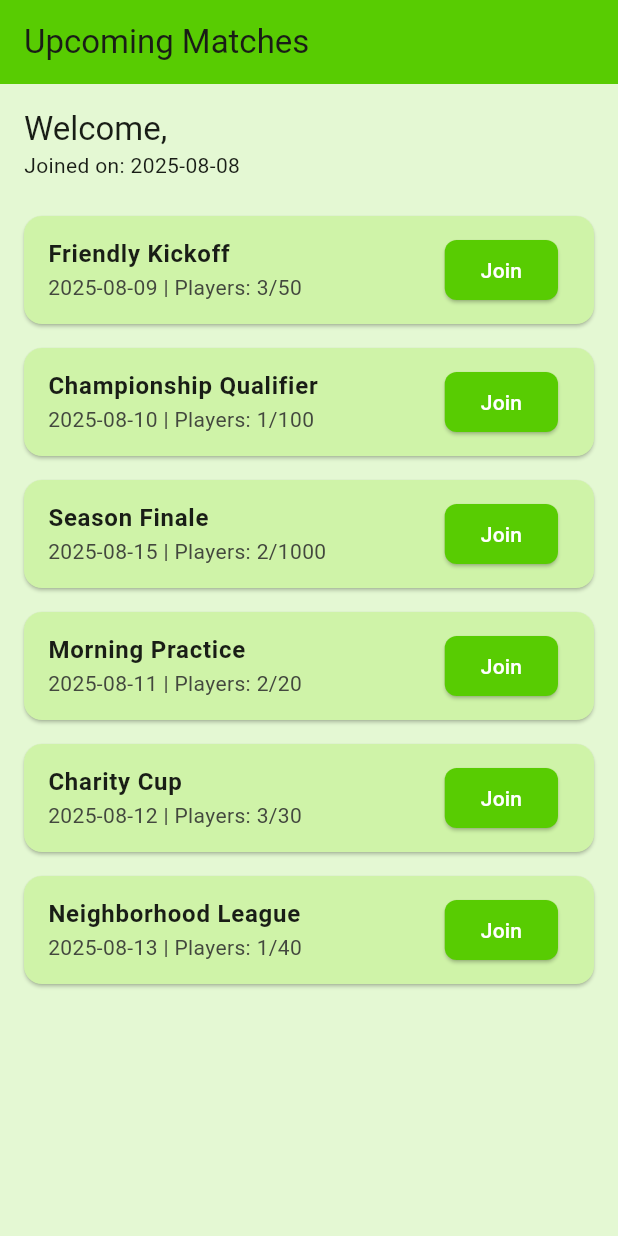
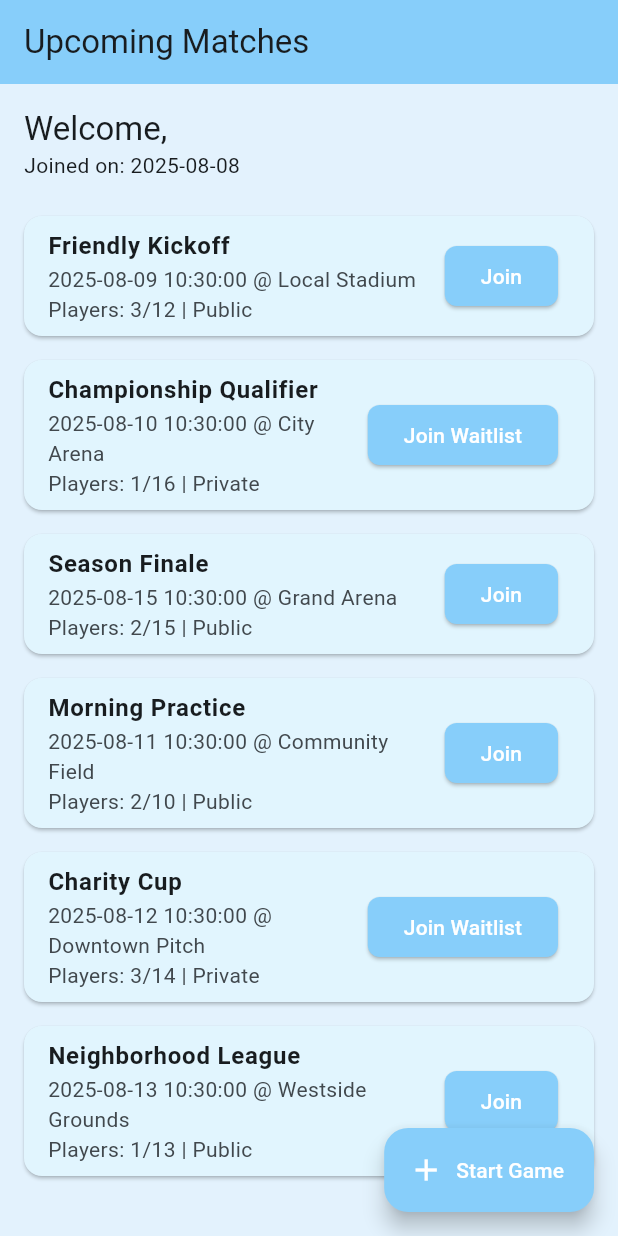
Before and after one commit to Pratikeshsingh/Football_is_life, a Flutter app: the screen it shows after launch, after a tap on "Login", on a phone screen of 412 x 824 dp. Run offline on Flutter 3.47's test engine with Material 3 defaults, Android fonts, the phone set to English and light mode, and no system bars.

Commit message:
feat: add game creation and privacy options

```diff
--- a/lib/main.dart
+++ b/lib/main.dart
@@ -16,8 +16,8 @@ class MyApp extends StatelessWidget {
       title: 'Football is Life',
       theme: ThemeData(
         colorScheme:
-            ColorScheme.fromSeed(seedColor: const Color(0xFF58CC02)),
-        scaffoldBackgroundColor: const Color(0xFFE4F8D3),
+            ColorScheme.fromSeed(seedColor: const Color(0xFF87CEFA)),
+        scaffoldBackgroundColor: const Color(0xFFE3F2FD),
       ),
       home: const LoginScreen(),
     );
--- a/lib/models/match.dart
+++ b/lib/models/match.dart
@@ -3,7 +3,9 @@ class Match {
   final String title;
   final DateTime date;
   final String location;
+  final int minPlayers;
   final int capacity;
+  final bool isPrivate;
   final List<String> attendees;
 
   Match({
@@ -11,7 +13,9 @@ class Match {
     required this.title,
     required this.date,
     required this.location,
+    required this.minPlayers,
     required this.capacity,
+    required this.isPrivate,
     required this.attendees,
   });
 
--- a/lib/screens/login_screen.dart
+++ b/lib/screens/login_screen.dart
@@ -39,6 +39,7 @@ class _LoginScreenState extends State<LoginScreen> {
   Widget build(BuildContext context) {
     return Scaffold(
       appBar: AppBar(
+        backgroundColor: const Color(0xFF87CEFA),
         title: const Text('Login'),
       ),
       body: Padding(
--- a/lib/screens/upcoming_matches_screen.dart
+++ b/lib/screens/upcoming_matches_screen.dart
@@ -14,7 +14,9 @@ class UpcomingMatchesScreen extends StatefulWidget {
       title: 'Friendly Kickoff',
       date: DateTime.now().add(const Duration(days: 1)),
       location: 'Local Stadium',
-      capacity: 50,
+      minPlayers: 8,
+      capacity: 12,
+      isPrivate: false,
       attendees: ['Sam', 'Kim', 'Alex'],
     ),
     Match(
@@ -22,7 +24,9 @@ class UpcomingMatchesScreen extends StatefulWidget {
       title: 'Championship Qualifier',
       date: DateTime.now().add(const Duration(days: 2)),
       location: 'City Arena',
-      capacity: 100,
+      minPlayers: 8,
+      capacity: 16,
+      isPrivate: true,
       attendees: ['Jordan'],
     ),
     Match(
@@ -30,7 +34,9 @@ class UpcomingMatchesScreen extends StatefulWidget {
       title: 'Season Finale',
       date: DateTime.now().add(const Duration(days: 7)),
       location: 'Grand Arena',
-      capacity: 1000,
+      minPlayers: 10,
+      capacity: 15,
+      isPrivate: false,
       attendees: ['Dana', 'Lee'],
     ),
     Match(
@@ -38,7 +44,9 @@ class UpcomingMatchesScreen extends StatefulWidget {
       title: 'Morning Practice',
       date: DateTime.now().add(const Duration(days: 3)),
       location: 'Community Field',
-      capacity: 20,
+      minPlayers: 6,
+      capacity: 10,
+      isPrivate: false,
       attendees: ['Morgan', 'Jess'],
     ),
     Match(
@@ -46,7 +54,9 @@ class UpcomingMatchesScreen extends StatefulWidget {
       title: 'Charity Cup',
       date: DateTime.now().add(const Duration(days: 4)),
       location: 'Downtown Pitch',
-      capacity: 30,
+      minPlayers: 8,
+      capacity: 14,
+      isPrivate: true,
       attendees: ['Luis', 'Tim', 'Hana'],
     ),
     Match(
@@ -54,7 +64,9 @@ class UpcomingMatchesScreen extends StatefulWidget {
       title: 'Neighborhood League',
       date: DateTime.now().add(const Duration(days: 5)),
       location: 'Westside Grounds',
-      capacity: 40,
+      minPlayers: 8,
+      capacity: 13,
+      isPrivate: false,
       attendees: ['Ariel'],
     ),
   ];
@@ -72,6 +84,101 @@ class _UpcomingMatchesScreenState extends State<UpcomingMatchesScreen> {
     });
   }
 
+  void _showCreateMatchDialog() {
+    final titleController = TextEditingController();
+    final dateController = TextEditingController();
+    final locationController = TextEditingController();
+    final minController = TextEditingController();
+    final maxController = TextEditingController();
+    bool isPrivate = false;
+
+    showDialog(
+      context: context,
+      builder: (context) {
+        return StatefulBuilder(builder: (context, setStateDialog) {
+          return AlertDialog(
+            title: const Text('Start a Game'),
+            content: SingleChildScrollView(
+              child: Column(
+                mainAxisSize: MainAxisSize.min,
+                children: [
+                  TextField(
+                    controller: titleController,
+                    decoration: const InputDecoration(labelText: 'Title'),
+                  ),
+                  TextField(
+                    controller: dateController,
+                    decoration: const InputDecoration(
+                        labelText: 'Date (YYYY-MM-DD HH:MM)'),
+                  ),
+                  TextField(
+                    controller: locationController,
+                    decoration: const InputDecoration(labelText: 'Location'),
+                  ),
+                  TextField(
+                    controller: minController,
+                    decoration:
+                        const InputDecoration(labelText: 'Min Players'),
+                    keyboardType: TextInputType.number,
+                  ),
+                  TextField(
+                    controller: maxController,
+                    decoration: const InputDecoration(
+                        labelText: 'Max Players (10-16)'),
+                    keyboardType: TextInputType.number,
+                  ),
+                  SwitchListTile(
+                    title: const Text('Private'),
+                    value: isPrivate,
+                    onChanged: (val) {
+                      setStateDialog(() {
+                        isPrivate = val;
+                      });
+                    },
+                  ),
+                ],
+              ),
+            ),
+            actions: [
+              TextButton(
+                onPressed: () => Navigator.of(context).pop(),
+                child: const Text('Cancel'),
+              ),
+              ElevatedButton(
+                onPressed: () {
+                  final maxPlayers = int.tryParse(maxController.text) ?? 0;
+                  if (maxPlayers < 10 || maxPlayers > 16) {
+                    return;
+                  }
+                  final minPlayers = int.tryParse(minController.text) ?? 0;
+                  final dateInput = dateController.text;
+                  final date =
+                      DateTime.tryParse(dateInput.replaceFirst(' ', 'T')) ??
+                          DateTime.now();
+                  final match = Match(
+                    id: DateTime.now().millisecondsSinceEpoch.toString(),
+                    title: titleController.text,
+                    date: date,
+                    location: locationController.text,
+                    minPlayers: minPlayers,
+                    capacity: maxPlayers,
+                    isPrivate: isPrivate,
+                    attendees: [],
+                  );
+                  setState(() {
+                    UpcomingMatchesScreen.matches.add(match);
+                  });
+                  Navigator.of(context).pop();
+                },
+                child: const Text('Create'),
+              ),
+            ],
+          );
+        });
+      },
+    );
+  }
+
   @override
   Widget build(BuildContext context) {
     final upcoming = UpcomingMatchesScreen.matches
@@ -79,7 +186,7 @@ class _UpcomingMatchesScreenState extends State<UpcomingMatchesScreen> {
         .toList();
     return Scaffold(
       appBar: AppBar(
-        backgroundColor: const Color(0xFF58CC02),
+        backgroundColor: const Color(0xFF87CEFA),
         title: const Text('Upcoming Matches'),
       ),
       body: Column(
@@ -106,7 +213,7 @@ class _UpcomingMatchesScreenState extends State<UpcomingMatchesScreen> {
               itemBuilder: (context, index) {
                 final match = upcoming[index];
                 return Card(
-                  color: const Color(0xFFCFF3A8),
+                  color: const Color(0xFFE1F5FE),
                   margin: const EdgeInsets.symmetric(horizontal: 16, vertical: 8),
                   child: ListTile(
                     title: Text(
@@ -114,19 +221,21 @@ class _UpcomingMatchesScreenState extends State<UpcomingMatchesScreen> {
                       style: const TextStyle(fontWeight: FontWeight.bold),
                     ),
                     subtitle: Text(
-                      '${match.date.toLocal()}'.split(' ')[0] +
-                          ' | Players: ${match.attendees.length}/${match.capacity}',
-                    ),
+                        '${match.date.toLocal()}'.split('.').first +
+                            ' @ ${match.location}\n'
+                            'Players: ${match.attendees.length}/${match.capacity} | '
+                            '${match.isPrivate ? 'Private' : 'Public'}'),
                     trailing: ElevatedButton(
                       style: ElevatedButton.styleFrom(
-                        backgroundColor: const Color(0xFF58CC02),
+                        backgroundColor: const Color(0xFF87CEFA),
                         foregroundColor: Colors.white,
                         shape: RoundedRectangleBorder(
                           borderRadius: BorderRadius.circular(8),
                         ),
                       ),
                       onPressed: () => _joinMatch(match),
-                      child: const Text('Join'),
+                      child:
+                          Text(match.isPrivate ? 'Join Waitlist' : 'Join'),
                     ),
                     onTap: () {
                       Navigator.of(context).push(
@@ -142,6 +251,13 @@ class _UpcomingMatchesScreenState extends State<UpcomingMatchesScreen> {
           ),
         ],
       ),
+      floatingActionButton: FloatingActionButton.extended(
+        onPressed: _showCreateMatchDialog,
+        backgroundColor: const Color(0xFF87CEFA),
+        foregroundColor: Colors.white,
+        label: const Text('Start Game'),
+        icon: const Icon(Icons.add),
+      ),
     );
   }
 }
```
Also changed, not shown: lib/screens/match_detail_screen.dart (+6 -1 lines).
